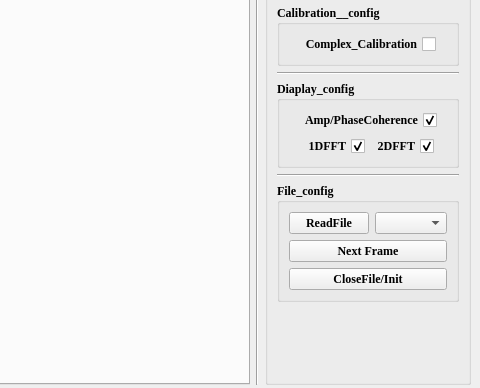
First picture: the form in Radar_UDP.ui, repository CruzeOliver/Andar_Radar_UDP, before the edit; both pictures show x 585 to 1065 and y 270 to 658 of the 1065 by 943 pixel window.
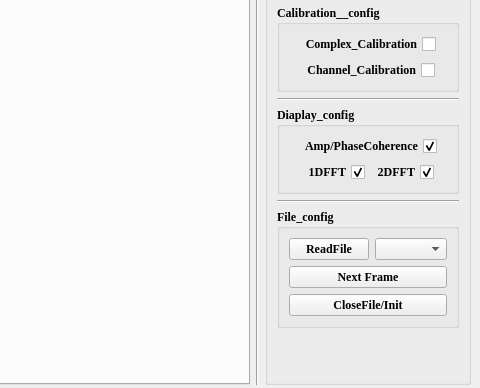
Second picture: the form after the edit.

Commit message: 增加checkBox_channel_calibration 勾选框，可以选择是否调用通道校准

What changed in the file:
```diff
--- a/Radar_UDP.ui
+++ b/Radar_UDP.ui
@@ -272,6 +272,46 @@
             </item>
            </layout>
           </item>
+          <item>
+           <layout class="QHBoxLayout" name="horizontalLayout_9">
+            <item>
+             <spacer name="horizontalSpacer_11">
+              <property name="orientation">
+               <enum>Qt::Horizontal</enum>
+              </property>
+              <property name="sizeHint" stdset="0">
+               <size>
+                <width>40</width>
+                <height>20</height>
+               </size>
+              </property>
+             </spacer>
+            </item>
+            <item>
+             <widget class="QCheckBox" name="checkBox_channel_calibration">
+              <property name="layoutDirection">
+               <enum>Qt::RightToLeft</enum>
+              </property>
+              <property name="text">
+               <string>Channel_Calibration</string>
+              </property>
+             </widget>
+            </item>
+            <item>
+             <spacer name="horizontalSpacer_12">
+              <property name="orientation">
+               <enum>Qt::Horizontal</enum>
+              </property>
+              <property name="sizeHint" stdset="0">
+               <size>
+                <width>40</width>
+                <height>20</height>
+               </size>
+              </property>
+             </spacer>
+            </item>
+           </layout>
+          </item>
          </layout>
         </widget>
        </item>
```
Left out of the diff: 440 changed lines with no effect on the pictures. The commit also changes 4 other files.
